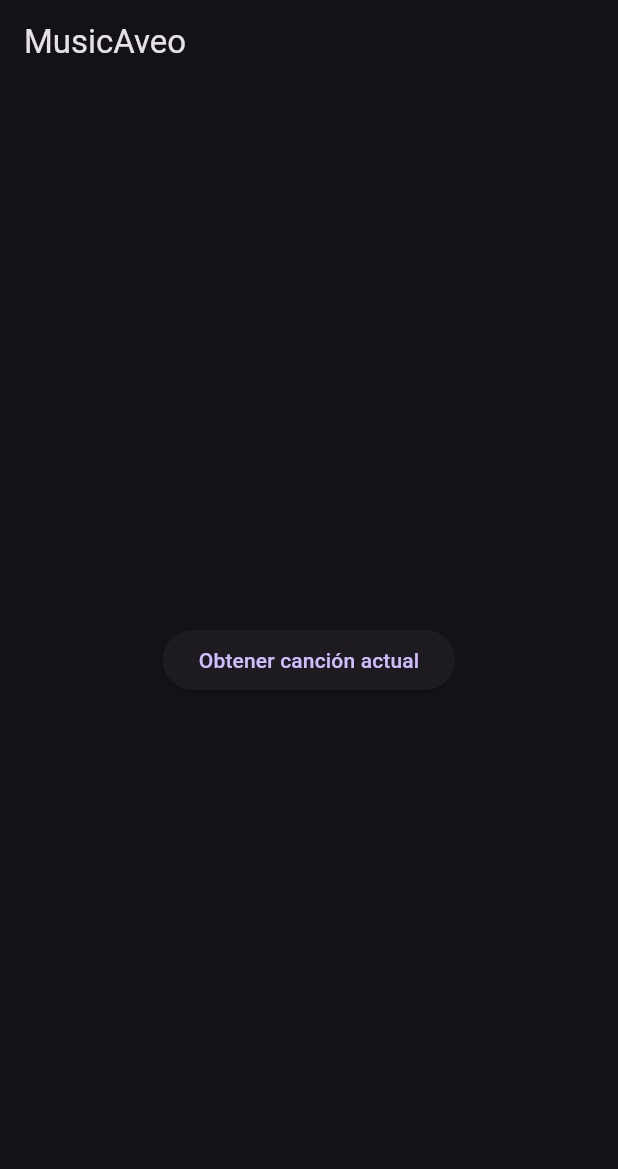
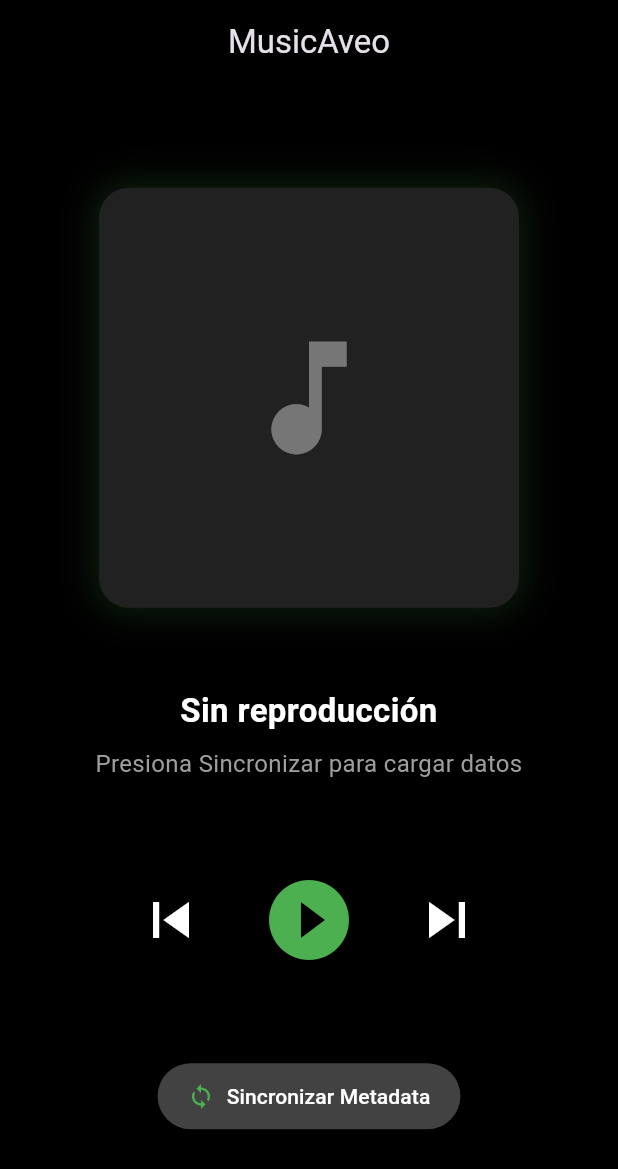
Before and after one commit to miguel-cl09/MusicAveo, a Flutter app: the screen it shows after launch, on a phone screen of 412 x 824 dp. Shown: the top 1169 px of the screen. Run offline on Flutter 3.47's test engine with Material 3 defaults, Android fonts, the phone set to English and light mode, and no system bars; our stand-ins replace flutter_dotenv.

Commit message:
Interfaz de reproductor terminada y sincornizada con metadatos

```diff
--- a/lib/main.dart
+++ b/lib/main.dart
@@ -1,6 +1,7 @@
 import 'package:flutter/material.dart';
 import 'package:flutter_dotenv/flutter_dotenv.dart';
-import 'package:music_aveo/services/spotify_service.dart';
+
+import 'package:music_aveo/views/home_view.dart';
 
 Future<void> main() async {
 
@@ -22,41 +23,7 @@ Future<void> main() async {
         title: 'MusicAveo',
         debugShowCheckedModeBanner: false,
         theme: ThemeData.dark(),
-        home: const HomeScreen(),
+        home: const HomeView(),
     );
   }
 }
-
-class HomeScreen extends StatelessWidget {
-  const HomeScreen({super.key});
-
-  @override
-  Widget build(BuildContext context) {
-    return Scaffold(
-      appBar: AppBar(
-        title: const Text('MusicAveo'),
-      ),
-      body: Center(
-        child: ElevatedButton(
-          onPressed: () async {
-            //Aquí iría la lógica para autenticar y obtener la canción actual
-            //Instanciar SpotifyService y llamar a sus métodos
-            final spotifyService = SpotifyService();
-            bool success = await spotifyService.authenticate();
-
-            if (context.mounted) {
-              ScaffoldMessenger.of(context).showSnackBar(
-                SnackBar(
-                  content: Text(success
-                      ? 'Autenticación exitosa'
-                      : 'Error en la autenticación'),
-                ),
-              );
-            }
-          },
-          child: const Text('Obtener canción actual'),
-        ),
-      ),
-    );
-  }
-}
--- /dev/null
+++ b/lib/views/home_view.dart
@@ -0,0 +1,176 @@
+// lib/views/home_view.dart
+
+import 'package:flutter/material.dart';
+import '../models/song_model.dart';
+import '../services/spotify_service.dart';
+
+class HomeView extends StatefulWidget {
+  const HomeView({super.key});
+
+  @override
+  State<HomeView> createState() => _HomeViewState();
+}
+
+class _HomeViewState extends State<HomeView> {
+  // Instancia del servicio para consumir la API de Spotify
+  final SpotifyService _spotifyService = SpotifyService();
+
+  // Objeto para almacenar la información de la canción obtenida
+  SongModel? _currentSong;
+
+  // Banderas de estado para el loader y la reproducción
+  bool _isLoading = false;
+  bool _isPlaying = false;
+
+  // ID de pista de prueba para validar con Client Credentials Flow
+  final String _sampleTrackId = '3n3Ppam7vgaVa1iaRUc9Lp'; // "Mr. Brightside" de The Killers
+
+  // Método para consultar los metadatos de la canción y actualizar la interfaz
+  Future<void> _fetchTrackInfo() async {
+    setState(() => _isLoading = true);
+
+    // Llamada al método que consulta la canción por su ID
+    final song = await _spotifyService.getSampleTrack(_sampleTrackId);
+
+    // Actualizamos el estado con la canción obtenida
+    setState(() {
+      _currentSong = song;
+      _isLoading = false;
+      if (song != null) _isPlaying = true;
+    });
+  }
+
+  @override
+  Widget build(BuildContext context) {
+    return Scaffold(
+      backgroundColor: Colors.black,
+      appBar: AppBar(
+        title: const Text('MusicAveo'),
+        backgroundColor: Colors.black,
+        centerTitle: true,
+        elevation: 0,
+      ),
+      body: SafeArea(
+        child: Padding(
+          padding: const EdgeInsets.symmetric(horizontal: 24.0, vertical: 16.0),
+          child: Column(
+            mainAxisAlignment: MainAxisAlignment.spaceEvenly,
+            children: [
+              // Contenedor dinámico de la carátula del álbum
+              Container(
+                width: 280,
+                height: 280,
+                decoration: BoxDecoration(
+                  color: Colors.grey[900],
+                  borderRadius: BorderRadius.circular(20),
+                  boxShadow: [
+                    BoxShadow(
+                      color: Colors.green.withAlpha(50),
+                      blurRadius: 20,
+                      spreadRadius: 2,
+                    ),
+                  ],
+                ),
+                child: _isLoading
+                    ? const Center(
+                        child: CircularProgressIndicator(color: Colors.green),
+                      )
+                    : _currentSong != null
+                        ? ClipRRect(
+                            borderRadius: BorderRadius.circular(20),
+                            child: Image.network(
+                              _currentSong!.rawImageUrl,
+                              fit: BoxFit.cover,
+                              errorBuilder: (context, error, stackTrace) =>
+                                  const Icon(
+                                Icons.music_note,
+                                size: 100,
+                                color: Colors.white38,
+                              ),
+                            ),
+                          )
+                        : const Icon(
+                            Icons.music_note,
+                            size: 100,
+                            color: Colors.white38,
+                          ),
+              ),
+
+              // Información del título y artista de la pista
+              Column(
+                children: [
+                  Text(
+                    _currentSong?.title ?? 'Sin reproducción',
+                    textAlign: TextAlign.center,
+                    style: const TextStyle(
+                      color: Colors.white,
+                      fontSize: 22,
+                      fontWeight: FontWeight.bold,
+                    ),
+                  ),
+                  const SizedBox(height: 8),
+                  Text(
+                    _currentSong?.artist ?? 'Presiona Sincronizar para cargar datos',
+                    textAlign: TextAlign.center,
+                    style: const TextStyle(
+                      color: Colors.grey,
+                      fontSize: 16,
+                    ),
+                  ),
+                ],
+              ),
+
+              // Controles del reproductor (Diseñados en tamaño grande para conducción)
+              Row(
+                mainAxisAlignment: MainAxisAlignment.center,
+                children: [
+                  IconButton(
+                    iconSize: 48,
+                    icon: const Icon(Icons.skip_previous, color: Colors.white),
+                    onPressed: () {},
+                  ),
+                  const SizedBox(width: 20),
+                  IconButton(
+                    iconSize: 64,
+                    icon: Icon(
+                      _isPlaying
+                          ? Icons.pause_circle_filled
+                          : Icons.play_circle_filled,
+                      color: Colors.green,
+                    ),
+                    onPressed: () {
+                      setState(() => _isPlaying = !_isPlaying);
+                    },
+                  ),
+                  const SizedBox(width: 20),
+                  IconButton(
+                    iconSize: 48,
+                    icon: const Icon(Icons.skip_next, color: Colors.white),
+                    onPressed: () {},
+                  ),
+                ],
+              ),
+
+              // Botón manual para consultar metadatos a la API
+              ElevatedButton.icon(
+                style: ElevatedButton.styleFrom(
+                  backgroundColor: Colors.grey[800],
+                  padding: const EdgeInsets.symmetric(
+                    horizontal: 20,
+                    vertical: 12,
+                  ),
+                ),
+                onPressed: _fetchTrackInfo,
+                icon: const Icon(Icons.sync, color: Colors.green),
+                label: const Text(
+                  'Sincronizar Metadata',
+                  style: TextStyle(color: Colors.white),
+                ),
+              ),
+            ],
+          ),
+        ),
+      ),
+    );
+  }
+}
```
Also changed, not shown: lib/services/spotify_service.dart (+30 -0 lines).
